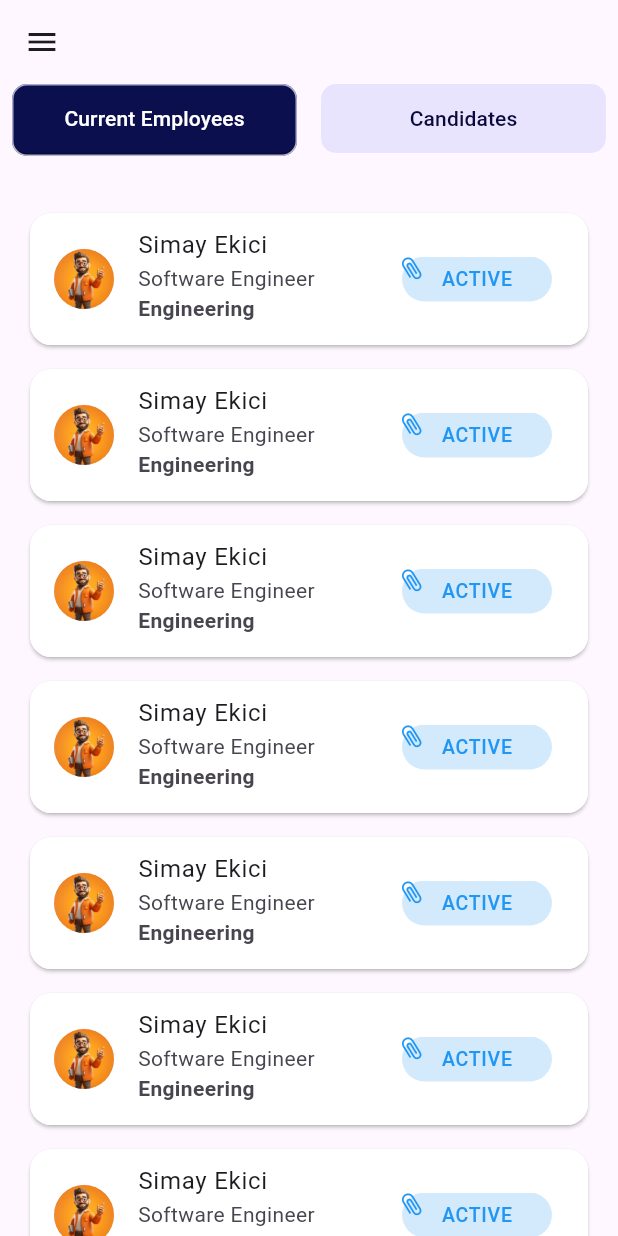
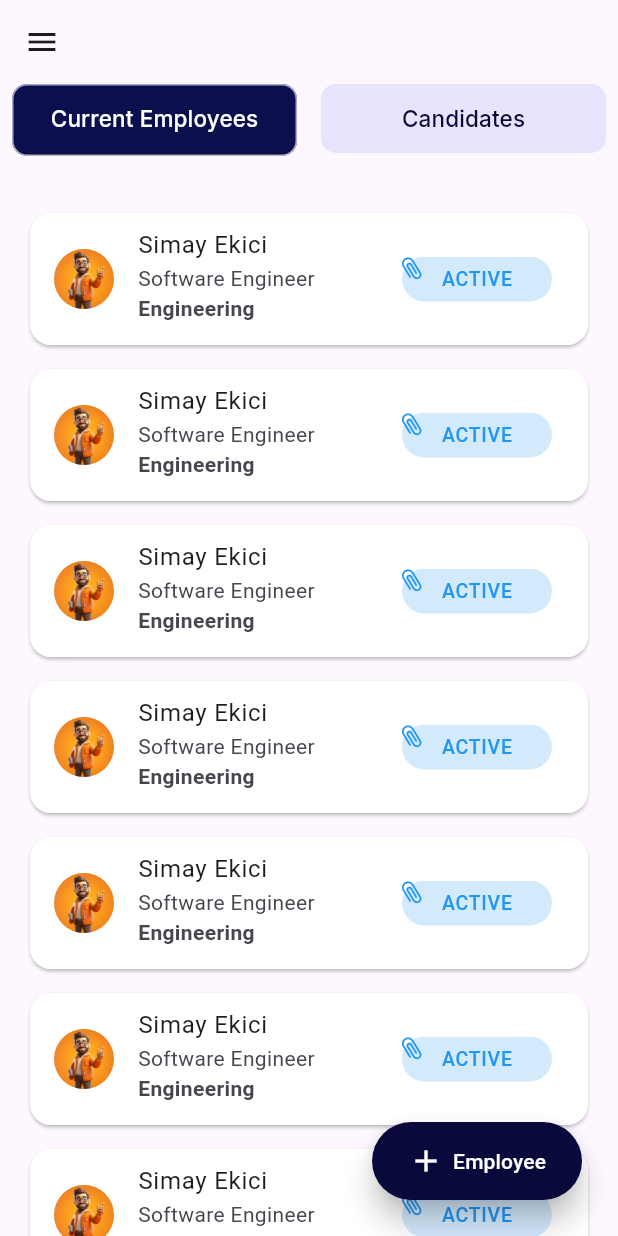
Before and after one commit to siiimaay/tracikfy, a Flutter app: the CandidateView screen opened by its route, on a phone screen of 412 x 824 dp. Run offline on Flutter 3.47's test engine with Material 3 defaults, Android fonts, the phone set to English and light mode, and no system bars; our stand-ins replace bloc, equatable, expandable, flutter_bloc, go_router, google_fonts.

Commit message:
add new employee button

```diff
--- a/lib/features/candidate/employee_view.dart
+++ b/lib/features/candidate/employee_view.dart
@@ -1,6 +1,8 @@
 import 'package:flutter/material.dart';
+import 'package:go_router/go_router.dart';
 import 'package:trackify/core/extensions/context_extension.dart';
 import 'package:trackify/features/candidate/widgets/employee_detail_card.dart';
+import 'package:trackify/features/candidate/widgets/employee_detail_widget.dart';
 
 class CandidateView extends StatefulWidget {
   static const route = "/candidate_view";
@@ -28,7 +30,9 @@ class _CandidateViewState extends State<CandidateView>
   @override
   Widget build(BuildContext context) {
     return Scaffold(
-      body: Column(
+      body: Stack(
+        children: [
+          Column(
             children: [
               TabBar(
                 controller: tabController,
@@ -49,9 +53,9 @@ class _CandidateViewState extends State<CandidateView>
                         borderRadius: BorderRadius.circular(10),
                         color: const Color(0x1a243ffa),
                       ),
-                  child: const SizedBox(
+                      child:  SizedBox(
                         child: Center(
-                      child: Text("Current Employees"),
+                          child: Text("Current Employees", style: context.textStyle.detailText,),
                         ),
                       ),
                     ),
@@ -62,9 +66,12 @@ class _CandidateViewState extends State<CandidateView>
                         borderRadius: BorderRadius.circular(10),
                         color: const Color(0x1a243ffa),
                       ),
-                  child: const SizedBox(
+                      child: SizedBox(
                         child: Center(
-                      child: Text("Candidates"),
+                          child: Text(
+                            "Candidates",
+                            style: context.textStyle.detailText,
+                          ),
                         ),
                       ),
                     ),
@@ -85,6 +92,35 @@ class _CandidateViewState extends State<CandidateView>
               )
             ],
           ),
+          Container(
+            margin: const EdgeInsets.symmetric(vertical: 24,horizontal: 24),
+            child: Align(
+              alignment: Alignment.bottomRight,
+              child: ElevatedButton(
+                  style: ElevatedButton.styleFrom(
+                    backgroundColor: context.color.appThemeMainColor,
+                    foregroundColor: Colors.white,
+                    elevation: 8,
+                    padding: const EdgeInsets.symmetric(vertical: 14, horizontal: 24)
+                  ),
+                  onPressed: () {
+                    context.push("${CandidateView.route}/${EmployeeDetailView.route}");
+                  },
+                  child: const Row(
+                    mainAxisSize: MainAxisSize.min,
+                    children: [
+                      Icon(
+                        Icons.add,
+                        size: 24,
+                      ),
+                      SizedBox(width: 6),
+                      Text("Employee")
+                    ],
+                  )),
+            ),
+          ),
+        ],
+      ),
     );
   }
 }
```
Lines whose indentation alone changed are shown as unchanged.
